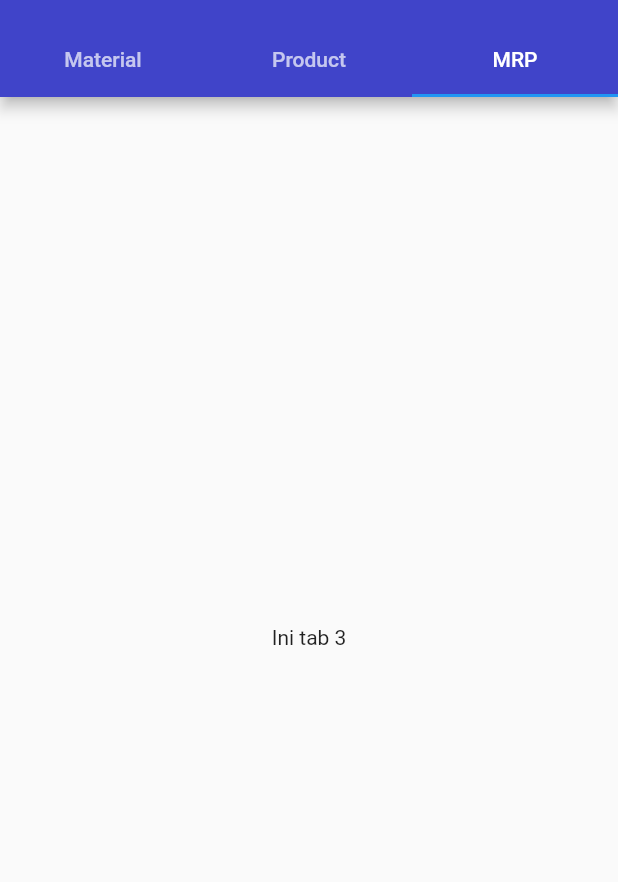
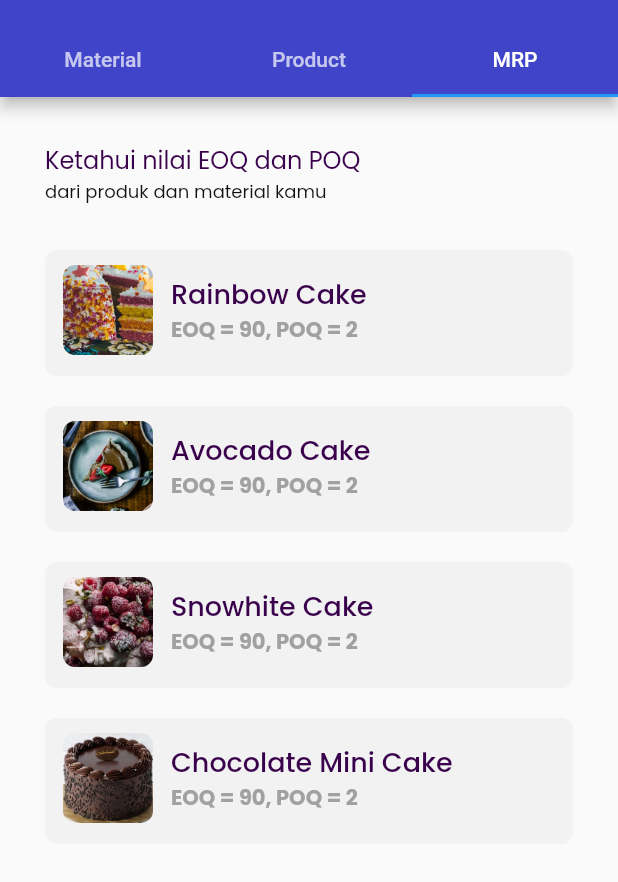
Before and after one commit to teguhkrniawan/e-Inventory, a Flutter app: the StorePage screen opened by its route, tab 3 chosen, on a phone screen of 412 x 824 dp, the part 59-941 px from its top. Run offline on Flutter 3.47's test engine with Material 2 defaults, Android fonts, the phone set to English and light mode, and no system bars; our stand-ins replace flutter_svg, google_fonts.

Commit message:
add : desain fitur MRP dan detailnya

```diff
--- a/lib/main.dart
+++ b/lib/main.dart
@@ -1,10 +1,12 @@
 import 'package:e_inventory/pages/contents/store_page.dart';
+import 'package:e_inventory/pages/contents/transaction_page.dart';
 import 'package:e_inventory/pages/menu_parent_page.dart';
 import 'package:e_inventory/pages/profile_page.dart';
 import 'package:e_inventory/pages/sign_in_page.dart';
 import 'package:e_inventory/pages/splash_page.dart';
 import 'package:e_inventory/pages/stores/add_material_page.dart';
 import 'package:e_inventory/pages/stores/add_product_page.dart';
+import 'package:e_inventory/pages/stores/mrp_detail_page.dart';
 import 'package:flutter/material.dart';
 
 void main() {
@@ -25,6 +27,8 @@ class MyApp extends StatelessWidget {
         '/profile' : (context) => ProfilePage(),
         '/add-material' : (context) => AddMaterialPage(),
         '/add-product' : (context) => AddProductPage(),
+        '/transactions' : (context) => TransactionPage(),
+        '/detail-mrp' : (context) => DetailMrpPage(),
       },
     );
   }
--- a/lib/pages/contents/store_page.dart
+++ b/lib/pages/contents/store_page.dart
@@ -1,3 +1,4 @@
+import 'package:e_inventory/pages/stores/mrp_page.dart';
 import 'package:e_inventory/pages/stores/product_master_page.dart';
 import 'package:e_inventory/pages/stores/master_material_page.dart';
 import 'package:e_inventory/theme.dart';
@@ -32,7 +33,7 @@ class _StorePageState extends State<StorePage> with SingleTickerProviderStateMix
           children: [
             MasterMaterialPage(),
             ProductMasterPage(),
-            Center(child: Text('Ini tab 3'),)
+            MrpPage(),
           ],
         ),
       )
--- a/lib/pages/menu_parent_page.dart
+++ b/lib/pages/menu_parent_page.dart
@@ -6,6 +6,7 @@
 
 import 'package:e_inventory/pages/contents/home_page.dart';
 import 'package:e_inventory/pages/contents/store_page.dart';
+import 'package:e_inventory/pages/contents/transaction_page.dart';
 import 'package:e_inventory/theme.dart';
 import 'package:flutter/material.dart';
 import 'package:flutter_svg/flutter_svg.dart';
@@ -100,7 +101,7 @@ class _MenuParentPageState extends State<MenuParentPage> {
           return HomePage();
           break;
         case 1:
-          return HomePage();
+          return TransactionPage();
           break;
         default:
           return HomePage();
--- /dev/null
+++ b/lib/pages/stores/mrp_page.dart
@@ -0,0 +1,49 @@
+import 'package:e_inventory/helper/my_dummy.dart';
+import 'package:e_inventory/theme.dart';
+import 'package:e_inventory/widgets/product_mrp_list.dart';
+import 'package:flutter/material.dart';
+
+class MrpPage extends StatelessWidget {
+
+  @override
+  Widget build(BuildContext context) {
+
+    // widget header
+    Widget header(){
+      return Container(
+        margin: EdgeInsets.only(
+          left: defaultMargin,
+          right: defaultMargin,
+          top: defaultMargin,
+          bottom: 10
+        ),
+        child: Column(
+          crossAxisAlignment: CrossAxisAlignment.start,
+          children: [
+            Text('Ketahui nilai EOQ dan POQ', style: primaryTextStyle.copyWith(
+              fontSize: 16
+            ),),
+            Text('dari produk dan material kamu', style: thirdTextStyle.copyWith(
+              fontSize: 12
+            ),)
+          ],
+        ),
+      );
+    }
+
+    return ListView(
+      children: [
+        header(),
+        Container(
+          margin: EdgeInsets.symmetric(
+            horizontal: defaultMargin,
+          ),
+          child: Column(
+            crossAxisAlignment: CrossAxisAlignment.start,
+            children: getOrderList().map((produk) => ProductMrpList(produk: produk,)).toList()
+          )
+        )
+      ],
+    );
+  }
+}
--- a/lib/widgets/product_cake_list.dart
+++ b/lib/widgets/product_cake_list.dart
@@ -1,4 +1,5 @@
 import 'package:e_inventory/models/product_model.dart';
+import 'package:e_inventory/pages/stores/mrp_detail_page.dart';
 import 'package:flutter/material.dart';
 import 'package:e_inventory/theme.dart';
 
@@ -45,7 +46,7 @@ class ProductCakeList extends StatelessWidget {
                   fontSize: 18,
                   fontWeight: medium
                 ),),
-                Text('Rp. 165.000', style: secondaryTextStyle.copyWith(
+                Text('Stok : ${produk.qty}', style: secondaryTextStyle.copyWith(
                   fontWeight: bold
                 ),)
               ],
--- /dev/null
+++ b/lib/widgets/product_mrp_list.dart
@@ -0,0 +1,66 @@
+import 'package:e_inventory/models/product_model.dart';
+import 'package:e_inventory/pages/stores/mrp_detail_page.dart';
+import 'package:flutter/material.dart';
+import 'package:e_inventory/theme.dart';
+
+class ProductMrpList extends StatelessWidget {
+
+  final ProductModel produk;
+  ProductMrpList({
+    this.produk
+  });
+
+  @override
+  Widget build(BuildContext context) {
+    return GestureDetector(
+      onTap: (){
+        Navigator.push(context, MaterialPageRoute(
+          builder: (context) => DetailMrpPage(produk: produk,)
+        ));
+      },
+      child: Container(
+        margin: EdgeInsets.only(
+          top: 20
+        ),
+        padding: EdgeInsets.only(
+          top: 10,
+          left: 12,
+          bottom: 14,
+          right: 20
+        ),
+        decoration: BoxDecoration(
+          borderRadius: BorderRadius.circular(8),
+          color: greyColor2
+        ),
+        child: Row(
+          children: [
+            ClipRRect(
+              borderRadius: BorderRadius.circular(8),
+              child: Image.asset(
+                '${produk.img}',
+                width: 60,
+                height: 60,
+                fit: BoxFit.cover,
+              ),
+            ),
+            SizedBox(width: 12,),
+            Expanded(
+              child: Column(
+                crossAxisAlignment: CrossAxisAlignment.start,
+                children: [
+                  Text('${produk.name}', style: primaryTextStyle.copyWith(
+                    fontSize: 18,
+                    fontWeight: medium
+                  ),),
+                  Text('EOQ = 90, POQ = 2', style: secondaryTextStyle.copyWith(
+                    fontWeight: bold
+                  ),)
+                ],
+              ),
+            )
+          ],
+        ),
+      ),
+    );
+  }
+}
```
Also changed, not shown: lib/pages/contents/transaction_page.dart (added, +37 -0 lines), lib/pages/stores/mrp_detail_page.dart (added, +213 -0 lines), lib/pages/transactions/pembelian_page.dart (added, +13 -0 lines), lib/pages/transactions/penjualan_page.dart (added, +13 -0 lines).
